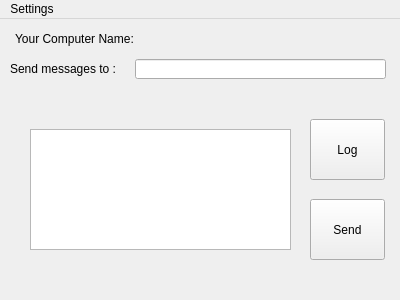
DiegoArmando/TexDump, file C++/Main/src/mainwindow.ui: the form before one commit.
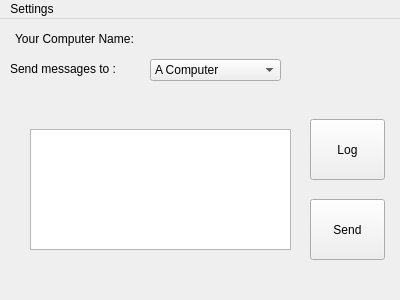
The form after the commit.

Commit message: Added Drop Down box to Main Window

Patch:
```diff
--- a/C++/Main/src/mainwindow.ui
+++ b/C++/Main/src/mainwindow.ui
@@ -63,16 +63,6 @@
      </rect>
     </property>
    </widget>
-   <widget class="QLineEdit" name="destination_ip_text_box">
-    <property name="geometry">
-     <rect>
-      <x>135</x>
-      <y>40</y>
-      <width>251</width>
-      <height>20</height>
-     </rect>
-    </property>
-   </widget>
    <widget class="QLabel" name="destination_ip_lable">
     <property name="geometry">
      <rect>
@@ -86,6 +76,26 @@
      <string>Send messages to :</string>
     </property>
    </widget>
+   <widget class="QComboBox" name="computer_list_box">
+    <property name="geometry">
+     <rect>
+      <x>150</x>
+      <y>40</y>
+      <width>131</width>
+      <height>22</height>
+     </rect>
+    </property>
+    <item>
+     <property name="text">
+      <string>A Computer</string>
+     </property>
+    </item>
+    <item>
+     <property name="text">
+      <string>Another Computer</string>
+     </property>
+    </item>
+   </widget>
   </widget>
   <widget class="QMenuBar" name="menuBar">
    <property name="geometry">
```
The commit also changes 3 other files.
